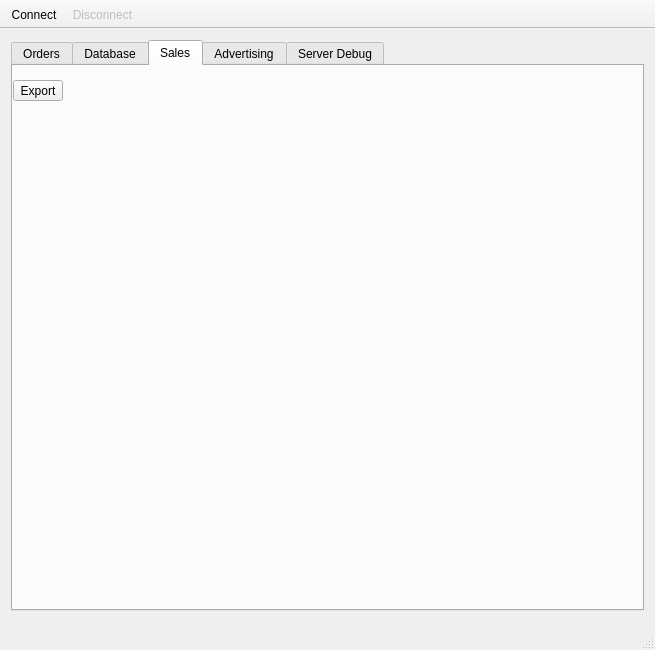
Above: admin/ui/mainwindow.ui from Mateus224/rotable before the change. Below: the same form after it.
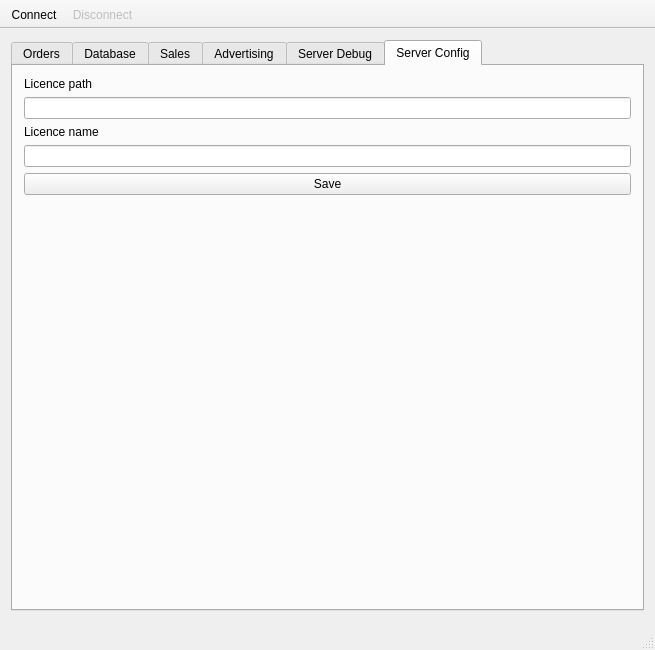
That is the form after the change. Icons and pictures are not drawn. Custom widgets are drawn as their Qt base class.

Commit message: Add new tab with configs

```diff
--- a/admin/ui/mainwindow.ui
+++ b/admin/ui/mainwindow.ui
@@ -36,7 +36,7 @@
        </sizepolicy>
       </property>
       <property name="currentIndex">
-       <number>2</number>
+       <number>5</number>
       </property>
       <property name="iconSize">
        <size>
@@ -567,6 +567,56 @@
         </item>
        </layout>
       </widget>
+      <widget class="QWidget" name="tab">
+       <attribute name="title">
+        <string>Server Config</string>
+       </attribute>
+       <layout class="QVBoxLayout" name="verticalLayout_7">
+        <item>
+         <widget class="QLabel" name="label">
+          <property name="text">
+           <string>Licence path</string>
+          </property>
+          <property name="buddy">
+           <cstring>lineEdit</cstring>
+          </property>
+         </widget>
+        </item>
+        <item>
+         <widget class="QLineEdit" name="lineEdit"/>
+        </item>
+        <item>
+         <widget class="QLabel" name="label_2">
+          <property name="text">
+           <string>Licence name</string>
+          </property>
+         </widget>
+        </item>
+        <item>
+         <widget class="QLineEdit" name="lineEdit_2"/>
+        </item>
+        <item>
+         <widget class="QPushButton" name="pushButton">
+          <property name="text">
+           <string>Save</string>
+          </property>
+         </widget>
+        </item>
+        <item>
+         <spacer name="verticalSpacer">
+          <property name="orientation">
+           <enum>Qt::Vertical</enum>
+          </property>
+          <property name="sizeHint" stdset="0">
+           <size>
+            <width>20</width>
+            <height>40</height>
+           </size>
+          </property>
+         </spacer>
+        </item>
+       </layout>
+      </widget>
      </widget>
     </item>
     <item>
```
Left out of the diff: 3 changed lines with no effect on the pictures. The commit also changes 1 other file.
